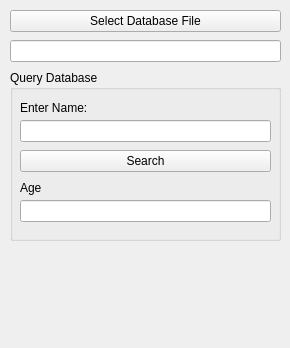
First picture: the form in mainwindow.ui, repository erickveil/Qt-SQL-GUI-client, before the edit.
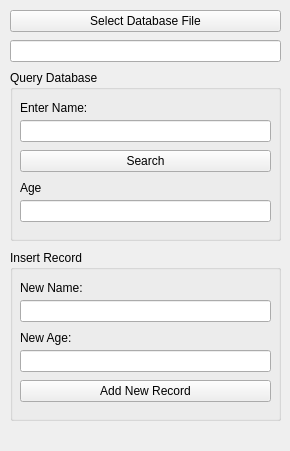
Second picture: the form after the edit.

Commit message:
Insert group added
New record may be inserted

What changed in the file:
```diff
--- a/mainwindow.ui
+++ b/mainwindow.ui
@@ -7,7 +7,7 @@
     <x>0</x>
     <y>0</y>
     <width>290</width>
-    <height>348</height>
+    <height>451</height>
    </rect>
   </property>
   <property name="windowTitle">
@@ -121,6 +121,78 @@
      <bool>true</bool>
     </property>
    </widget>
+   <widget class="QGroupBox" name="groupBox_2">
+    <property name="geometry">
+     <rect>
+      <x>10</x>
+      <y>250</y>
+      <width>271</width>
+      <height>171</height>
+     </rect>
+    </property>
+    <property name="title">
+     <string>Insert Record</string>
+    </property>
+    <widget class="QLabel" name="label_3">
+     <property name="geometry">
+      <rect>
+       <x>10</x>
+       <y>30</y>
+       <width>251</width>
+       <height>16</height>
+      </rect>
+     </property>
+     <property name="text">
+      <string>New Name:</string>
+     </property>
+    </widget>
+    <widget class="QLineEdit" name="tb_add_name">
+     <property name="geometry">
+      <rect>
+       <x>10</x>
+       <y>50</y>
+       <width>251</width>
+       <height>22</height>
+      </rect>
+     </property>
+    </widget>
+    <widget class="QLabel" name="label_4">
+     <property name="geometry">
+      <rect>
+       <x>10</x>
+       <y>80</y>
+       <width>251</width>
+       <height>16</height>
+      </rect>
+     </property>
+     <property name="text">
+      <string>New Age:</string>
+     </property>
+    </widget>
+    <widget class="QLineEdit" name="tb_add_age">
+     <property name="geometry">
+      <rect>
+       <x>10</x>
+       <y>100</y>
+       <width>251</width>
+       <height>22</height>
+      </rect>
+     </property>
+    </widget>
+    <widget class="QPushButton" name="bu_add_record">
+     <property name="geometry">
+      <rect>
+       <x>10</x>
+       <y>130</y>
+       <width>251</width>
+       <height>22</height>
+      </rect>
+     </property>
+     <property name="text">
+      <string>Add New Record</string>
+     </property>
+    </widget>
+   </widget>
   </widget>
  </widget>
  <layoutdefault spacing="6" margin="11"/>
```
The commit also changes 2 other files.
